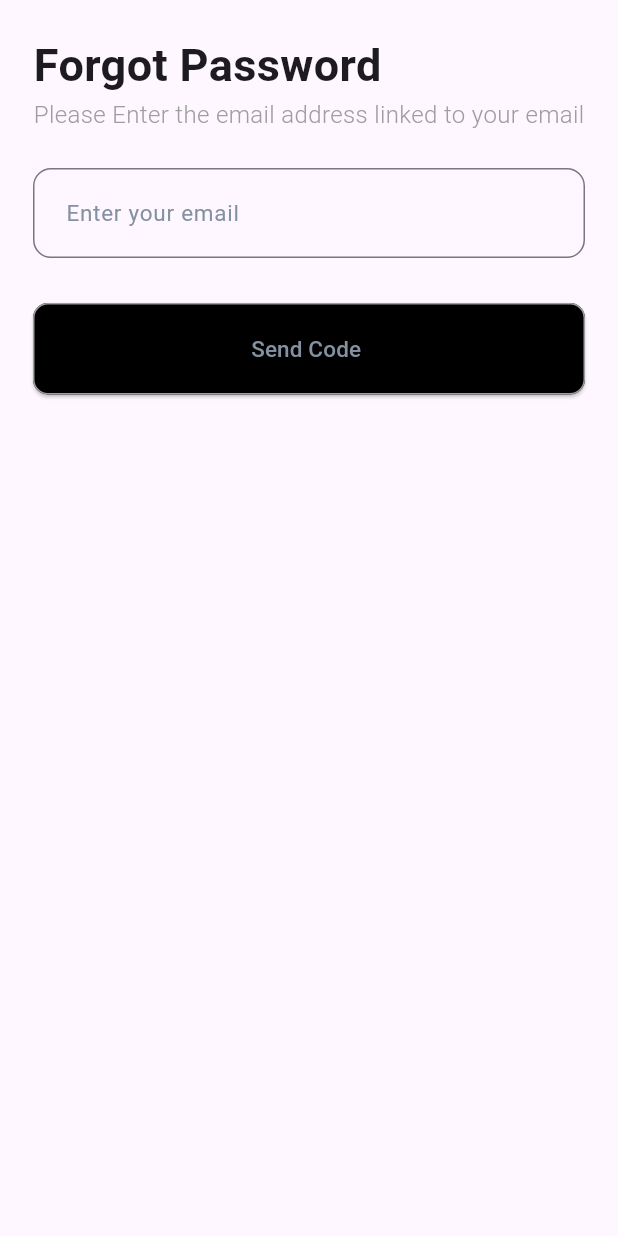
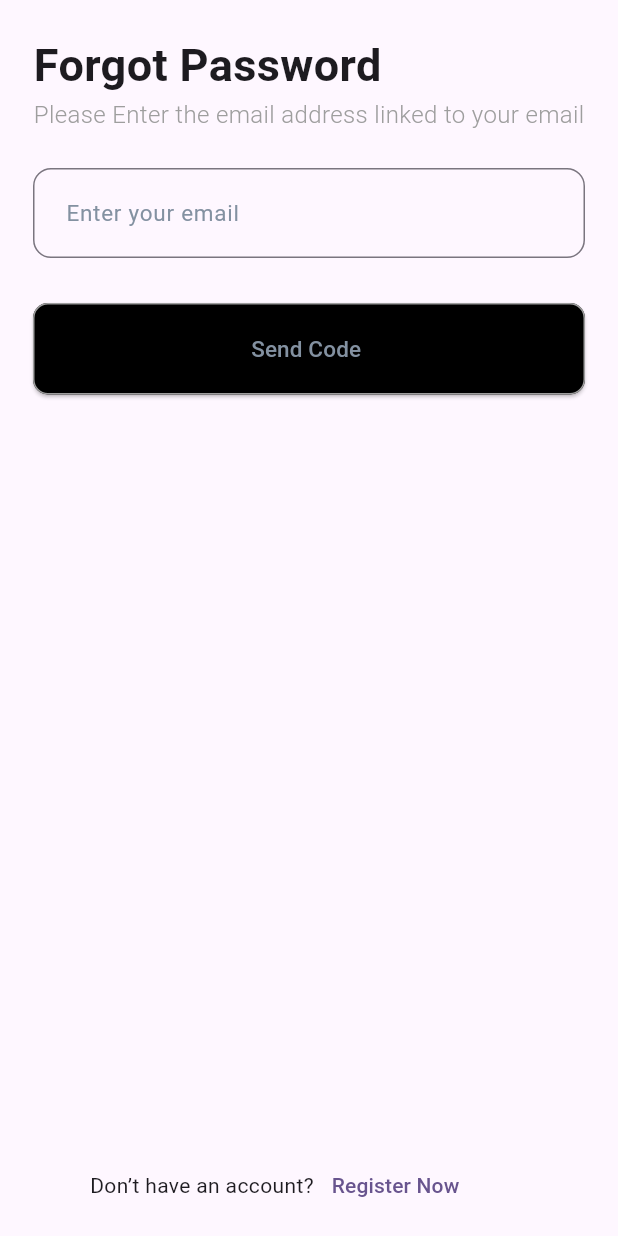
Before and after one commit to stephenonchieku1/final-project, a Flutter app: the ForgetPassword screen opened directly, on a phone screen of 412 x 824 dp. Run offline on Flutter 3.47's test engine with Material 3 defaults, Android fonts, the phone set to English and light mode, and no system bars; our stand-ins replace firebase_auth, flutter_svg, go_router, logger, lottie, pinput; accounts and stored records are empty; Roboto replaces fonts that are missing (Urbanist, Urbanist-Bold, Urbanist-Medium); statements that could not run were skipped.

Commit message:
:zap: Added register now link and styling to forget password screen"

```diff
--- a/lib/screens/forget_password.dart
+++ b/lib/screens/forget_password.dart
@@ -73,7 +73,31 @@ class _ForgetPasswordState extends State<ForgetPassword> {
                   ),
                 ),
               ),
-
+               const Spacer(),
+              FadeAnimation(
+                delay: 2.4,
+                child: Padding(
+                  padding: const EdgeInsets.only(left: 50),
+                  child: Row(
+                    crossAxisAlignment: CrossAxisAlignment.center,
+                    children: [
+                      Text(
+                        "Don’t have an account?",
+                        style: Styles().hintText,
+                      ),
+                      TextButton(
+                          onPressed: () {
+                            GoRouter.of(context)
+                                .pushNamed(Routers.signuppage.name);
+                          },
+                          child: Text(
+                            "Register Now",
+                            style: Styles().mediumTheme,
+                          )),
+                    ],
+                  ),
+                ),
+              )
                 ],
               ))),
     );
```
